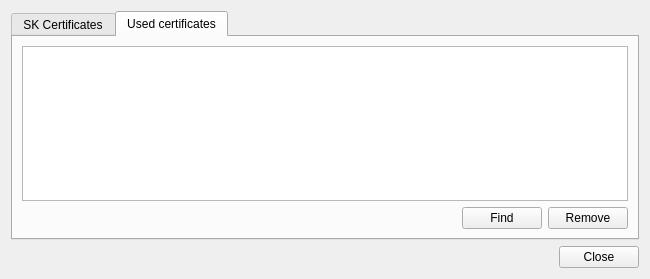
Qt form crypto/ui/CertAddDialog.ui (open-eid/qdigidoc) before a commit.
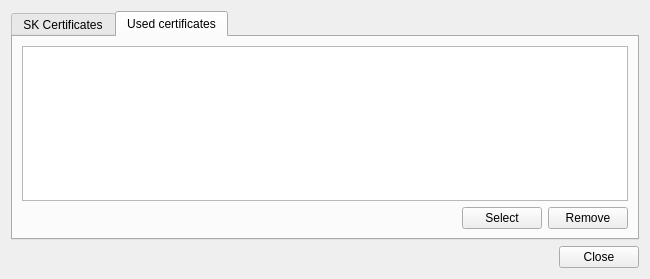
The same form after that commit. The open tabs and pages were chosen to show the change.

```diff
--- a/crypto/ui/CertAddDialog.ui
+++ b/crypto/ui/CertAddDialog.ui
@@ -148,7 +148,7 @@
        <item row="2" column="1">
         <widget class="QPushButton" name="find">
          <property name="text">
-          <string>Find</string>
+          <string>Select</string>
          </property>
         </widget>
        </item>
```
